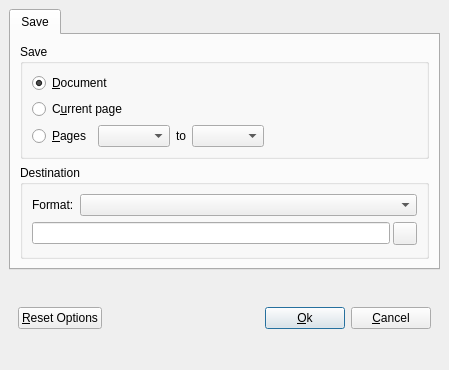
Qt form src/qdjviewsavedialog.ui (barak/djview4) before a commit.
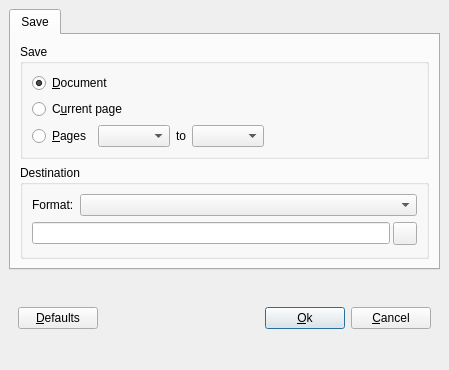
The same form after that commit. Icons and pictures are not drawn.

The edit to the form file:
```diff
--- a/src/qdjviewsavedialog.ui
+++ b/src/qdjviewsavedialog.ui
@@ -203,7 +203,7 @@
        <item>
         <widget class="QPushButton" name="resetButton" >
          <property name="text" >
-          <string>&amp;Reset Options</string>
+          <string>&amp;Defaults</string>
          </property>
          <property name="autoDefault" >
           <bool>false</bool>
```
